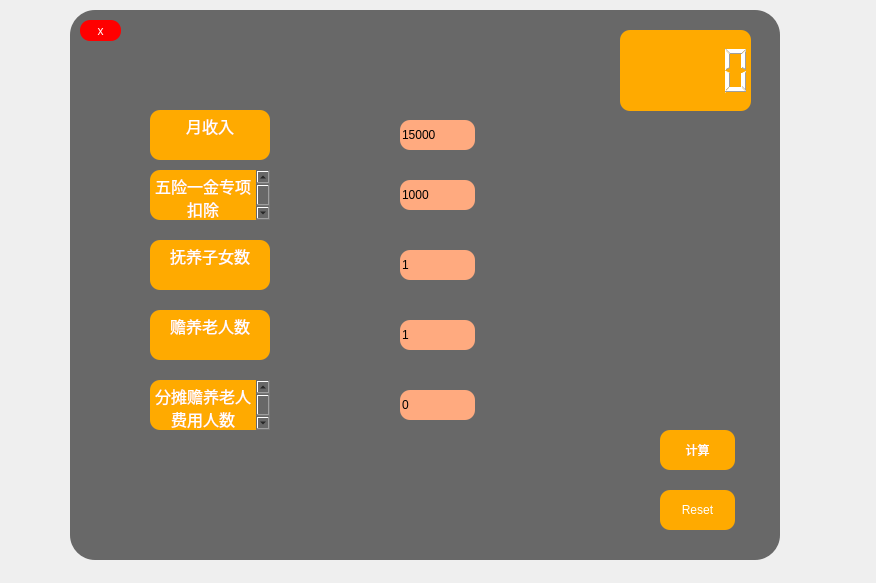
Before: the Qt Designer form midlife2.ui in LuoXubo/SUFE_Calculator, drawn with Qt 5.
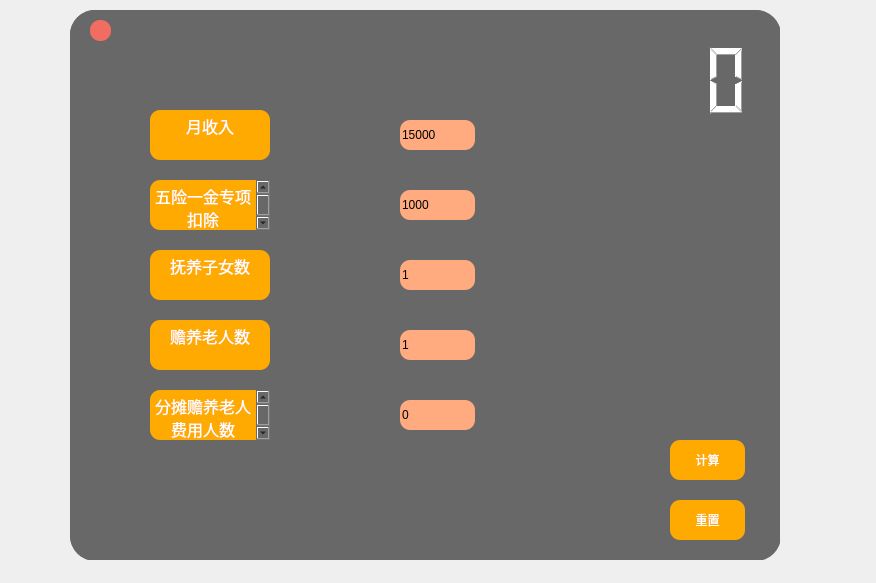
After: the same form once the commit is applied. Icons and pictures are not drawn.

```diff
--- a/midlife2.ui
+++ b/midlife2.ui
@@ -29,26 +29,26 @@
    <widget class="QPushButton" name="close">
     <property name="geometry">
      <rect>
-      <x>10</x>
+      <x>20</x>
       <y>10</y>
-      <width>41</width>
+      <width>21</width>
       <height>21</height>
      </rect>
     </property>
     <property name="styleSheet">
-     <string notr="true">background-color: rgb(255, 0, 0);
+     <string notr="true">background-color: #F16C61;
 color: rgb(255, 255, 255);
 border-radius: 10px; </string>
     </property>
     <property name="text">
-     <string>x</string>
+     <string/>
     </property>
    </widget>
    <widget class="QPushButton" name="ok">
     <property name="geometry">
      <rect>
-      <x>590</x>
-      <y>420</y>
+      <x>600</x>
+      <y>430</y>
       <width>75</width>
       <height>40</height>
      </rect>
@@ -67,11 +67,20 @@
     <property name="geometry">
      <rect>
       <x>80</x>
-      <y>300</y>
+      <y>310</y>
       <width>120</width>
       <height>50</height>
      </rect>
     </property>
+    <property name="font">
+     <font>
+      <family>楷体</family>
+      <pointsize>9</pointsize>
+      <weight>50</weight>
+      <italic>false</italic>
+      <bold>false</bold>
+     </font>
+    </property>
     <property name="styleSheet">
      <string notr="true">background-color: rgb(255, 170, 0);
 color: rgb(255, 255, 255);
@@ -83,20 +92,27 @@
 &lt;html&gt;&lt;head&gt;&lt;meta name=&quot;qrichtext&quot; content=&quot;1&quot; /&gt;&lt;style type=&quot;text/css&quot;&gt;
 p, li { white-space: pre-wrap; }
 &lt;/style&gt;&lt;/head&gt;&lt;body style=&quot; font-family:'楷体'; font-size:9pt; font-weight:400; font-style:normal;&quot;&gt;
-&lt;p align=&quot;center&quot; style=&quot; margin-top:0px; margin-bottom:0px; margin-left:0px; margin-right:0px; -qt-block-indent:0; text-indent:0px;&quot;&gt;&lt;span style=&quot; font-family:'SimSun'; font-size:12pt;&quot;&gt;赡养老人数&lt;/span&gt;&lt;/p&gt;&lt;/body&gt;&lt;/html&gt;</string>
+&lt;p align=&quot;center&quot; style=&quot; margin-top:0px; margin-bottom:0px; margin-left:0px; margin-right:0px; -qt-block-indent:0; text-indent:0px;&quot;&gt;&lt;span style=&quot; font-size:12pt;&quot;&gt;赡养老人数&lt;/span&gt;&lt;/p&gt;&lt;/body&gt;&lt;/html&gt;</string>
     </property>
    </widget>
    <widget class="QLCDNumber" name="lcd">
     <property name="geometry">
      <rect>
-      <x>550</x>
-      <y>20</y>
-      <width>131</width>
+      <x>480</x>
+      <y>30</y>
+      <width>201</width>
       <height>81</height>
      </rect>
     </property>
+    <property name="font">
+     <font>
+      <weight>50</weight>
+      <bold>false</bold>
+      <kerning>true</kerning>
+     </font>
+    </property>
     <property name="styleSheet">
-     <string notr="true">background-color: rgb(255, 170, 0);
+     <string notr="true">
 color: rgb(255, 255, 255);
 border-radius: 10px;</string>
     </property>
@@ -105,7 +121,7 @@
     <property name="geometry">
      <rect>
       <x>330</x>
-      <y>240</y>
+      <y>250</y>
       <width>75</width>
       <height>30</height>
      </rect>
@@ -124,11 +140,20 @@
     <property name="geometry">
      <rect>
       <x>80</x>
-      <y>230</y>
+      <y>240</y>
       <width>120</width>
       <height>50</height>
      </rect>
     </property>
+    <property name="font">
+     <font>
+      <family>楷体</family>
+      <pointsize>9</pointsize>
+      <weight>50</weight>
+      <italic>false</italic>
+      <bold>false</bold>
+     </font>
+    </property>
     <property name="styleSheet">
      <string notr="true">background-color: rgb(255, 170, 0);
 color: rgb(255, 255, 255);
@@ -140,37 +165,46 @@
 &lt;html&gt;&lt;head&gt;&lt;meta name=&quot;qrichtext&quot; content=&quot;1&quot; /&gt;&lt;style type=&quot;text/css&quot;&gt;
 p, li { white-space: pre-wrap; }
 &lt;/style&gt;&lt;/head&gt;&lt;body style=&quot; font-family:'楷体'; font-size:9pt; font-weight:400; font-style:normal;&quot;&gt;
-&lt;p align=&quot;center&quot; style=&quot; margin-top:0px; margin-bottom:0px; margin-left:0px; margin-right:0px; -qt-block-indent:0; text-indent:0px;&quot;&gt;&lt;span style=&quot; font-family:'SimSun'; font-size:12pt;&quot;&gt;抚养子女数&lt;/span&gt;&lt;/p&gt;&lt;/body&gt;&lt;/html&gt;</string>
+&lt;p align=&quot;center&quot; style=&quot; margin-top:0px; margin-bottom:0px; margin-left:0px; margin-right:0px; -qt-block-indent:0; text-indent:0px;&quot;&gt;&lt;span style=&quot; font-size:12pt;&quot;&gt;抚养子女数&lt;/span&gt;&lt;/p&gt;&lt;/body&gt;&lt;/html&gt;</string>
     </property>
    </widget>
    <widget class="QTextBrowser" name="textBrowser_5">
     <property name="geometry">
      <rect>
       <x>80</x>
-      <y>370</y>
-      <width>120</width>
-      <height>50</height>
-     </rect>
-    </property>
-    <property name="styleSheet">
-     <string notr="true">background-color: rgb(255, 170, 0);
-color: rgb(255, 255, 255);
-border-radius: 10px;
-font: 9pt &quot;楷体&quot;;</string>
-    </property>
-    <property name="html">
-     <string>&lt;!DOCTYPE HTML PUBLIC &quot;-//W3C//DTD HTML 4.0//EN&quot; &quot;http://www.w3.org/TR/REC-html40/strict.dtd&quot;&gt;
-&lt;html&gt;&lt;head&gt;&lt;meta name=&quot;qrichtext&quot; content=&quot;1&quot; /&gt;&lt;style type=&quot;text/css&quot;&gt;
-p, li { white-space: pre-wrap; }
-&lt;/style&gt;&lt;/head&gt;&lt;body style=&quot; font-family:'楷体'; font-size:9pt; font-weight:400; font-style:normal;&quot;&gt;
-&lt;p align=&quot;center&quot; style=&quot; margin-top:0px; margin-bottom:0px; margin-left:0px; margin-right:0px; -qt-block-indent:0; text-indent:0px;&quot;&gt;&lt;span style=&quot; font-family:'SimSun'; font-size:12pt;&quot;&gt;分摊赡养老人费用人数&lt;/span&gt;&lt;/p&gt;&lt;/body&gt;&lt;/html&gt;</string>
-    </property>
-   </widget>
-   <widget class="QLineEdit" name="divide">
-    <property name="geometry">
-     <rect>
-      <x>330</x>
       <y>380</y>
+      <width>120</width>
+      <height>50</height>
+     </rect>
+    </property>
+    <property name="font">
+     <font>
+      <family>楷体</family>
+      <pointsize>9</pointsize>
+      <weight>50</weight>
+      <italic>false</italic>
+      <bold>false</bold>
+     </font>
+    </property>
+    <property name="styleSheet">
+     <string notr="true">background-color: rgb(255, 170, 0);
+color: rgb(255, 255, 255);
+border-radius: 10px;
+font: 9pt &quot;楷体&quot;;</string>
+    </property>
+    <property name="html">
+     <string>&lt;!DOCTYPE HTML PUBLIC &quot;-//W3C//DTD HTML 4.0//EN&quot; &quot;http://www.w3.org/TR/REC-html40/strict.dtd&quot;&gt;
+&lt;html&gt;&lt;head&gt;&lt;meta name=&quot;qrichtext&quot; content=&quot;1&quot; /&gt;&lt;style type=&quot;text/css&quot;&gt;
+p, li { white-space: pre-wrap; }
+&lt;/style&gt;&lt;/head&gt;&lt;body style=&quot; font-family:'楷体'; font-size:9pt; font-weight:400; font-style:normal;&quot;&gt;
+&lt;p align=&quot;center&quot; style=&quot; margin-top:0px; margin-bottom:0px; margin-left:0px; margin-right:0px; -qt-block-indent:0; text-indent:0px;&quot;&gt;&lt;span style=&quot; font-size:12pt;&quot;&gt;分摊赡养老人费用人数&lt;/span&gt;&lt;/p&gt;&lt;/body&gt;&lt;/html&gt;</string>
+    </property>
+   </widget>
+   <widget class="QLineEdit" name="divide">
+    <property name="geometry">
+     <rect>
+      <x>330</x>
+      <y>390</y>
       <width>75</width>
       <height>30</height>
      </rect>
@@ -189,7 +223,7 @@
     <property name="geometry">
      <rect>
       <x>330</x>
-      <y>310</y>
+      <y>320</y>
       <width>75</width>
       <height>30</height>
      </rect>
@@ -208,11 +242,20 @@
     <property name="geometry">
      <rect>
       <x>80</x>
-      <y>160</y>
+      <y>170</y>
       <width>120</width>
       <height>50</height>
      </rect>
     </property>
+    <property name="font">
+     <font>
+      <family>楷体</family>
+      <pointsize>9</pointsize>
+      <weight>50</weight>
+      <italic>false</italic>
+      <bold>false</bold>
+     </font>
+    </property>
     <property name="styleSheet">
      <string notr="true">background-color: rgb(255, 170, 0);
 color: rgb(255, 255, 255);
@@ -224,7 +267,7 @@
 &lt;html&gt;&lt;head&gt;&lt;meta name=&quot;qrichtext&quot; content=&quot;1&quot; /&gt;&lt;style type=&quot;text/css&quot;&gt;
 p, li { white-space: pre-wrap; }
 &lt;/style&gt;&lt;/head&gt;&lt;body style=&quot; font-family:'楷体'; font-size:9pt; font-weight:400; font-style:normal;&quot;&gt;
-&lt;p align=&quot;center&quot; style=&quot; margin-top:0px; margin-bottom:0px; margin-left:0px; margin-right:0px; -qt-block-indent:0; text-indent:0px;&quot;&gt;&lt;span style=&quot; font-family:'SimSun'; font-size:12pt;&quot;&gt;五险一金专项扣除&lt;/span&gt;&lt;/p&gt;&lt;/body&gt;&lt;/html&gt;</string>
+&lt;p align=&quot;center&quot; style=&quot; margin-top:0px; margin-bottom:0px; margin-left:0px; margin-right:0px; -qt-block-indent:0; text-indent:0px;&quot;&gt;&lt;span style=&quot; font-size:12pt;&quot;&gt;五险一金专项扣除&lt;/span&gt;&lt;/p&gt;&lt;/body&gt;&lt;/html&gt;</string>
     </property>
    </widget>
    <widget class="QTextBrowser" name="textBrowser">
@@ -274,7 +317,7 @@
     <property name="geometry">
      <rect>
       <x>330</x>
-      <y>170</y>
+      <y>180</y>
       <width>75</width>
       <height>30</height>
      </rect>
@@ -292,8 +335,8 @@
    <widget class="QPushButton" name="reset">
     <property name="geometry">
      <rect>
-      <x>590</x>
-      <y>480</y>
+      <x>600</x>
+      <y>490</y>
       <width>75</width>
       <height>40</height>
      </rect>
@@ -305,9 +348,38 @@
 font: 12pt &quot;楷体&quot;;</string>
     </property>
     <property name="text">
-     <string>Reset</string>
+     <string>重置</string>
     </property>
    </widget>
+   <widget class="QWidget" name="widget_2" native="true">
+    <property name="geometry">
+     <rect>
+      <x>0</x>
+      <y>0</y>
+      <width>711</width>
+      <height>551</height>
+     </rect>
+    </property>
+    <property name="styleSheet">
+     <string notr="true">background-image: url('./mid2.jpg');
+</string>
+    </property>
+   </widget>
+   <zorder>widget_2</zorder>
+   <zorder>close</zorder>
+   <zorder>ok</zorder>
+   <zorder>textBrowser_4</zorder>
+   <zorder>lcd</zorder>
+   <zorder>children</zorder>
+   <zorder>textBrowser_3</zorder>
+   <zorder>textBrowser_5</zorder>
+   <zorder>divide</zorder>
+   <zorder>olds</zorder>
+   <zorder>textBrowser_2</zorder>
+   <zorder>textBrowser</zorder>
+   <zorder>salary</zorder>
+   <zorder>minus</zorder>
+   <zorder>reset</zorder>
   </widget>
  </widget>
  <resources/>
```
Left out of the diff: 14 changed lines with no effect on the pictures.
